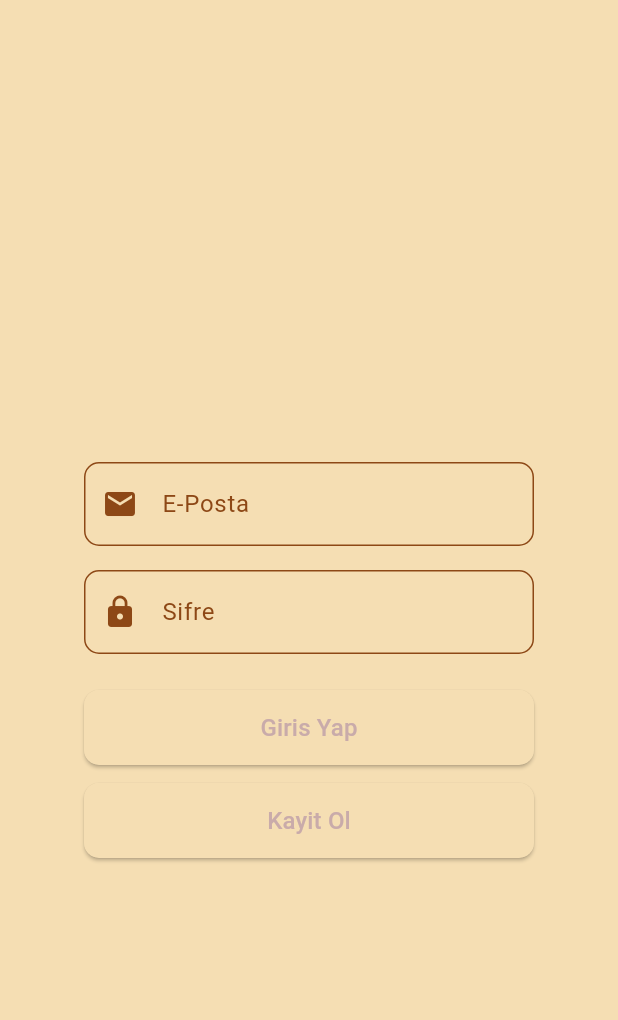
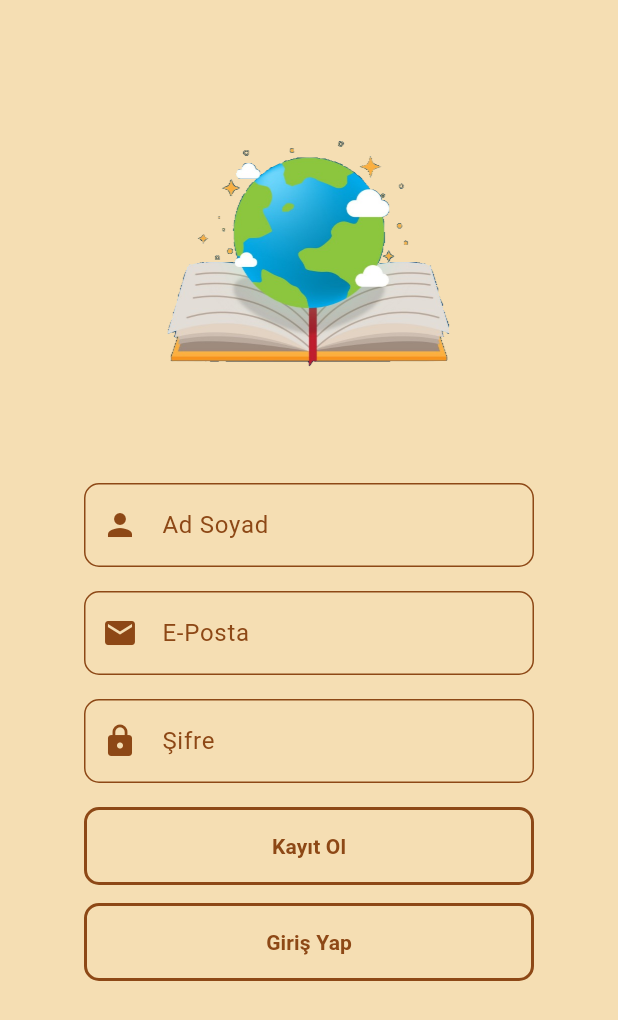
Before and after one commit to 0zanozdmr/Tarih-Atlasi, a Flutter app: the screen it shows after launch, on a phone screen of 412 x 824 dp. Shown: the top 1020 px of the screen. Run offline on Flutter 3.47's test engine with Material 3 defaults, Android fonts, the light colour scheme and no system bars; our stand-ins replace go_router, google_fonts, lottie; missing offline and left inert: dotlottie_loader.

Commit message:
son haline yaklaştık

```diff
--- a/lib/core/routes.dart
+++ b/lib/core/routes.dart
@@ -1,4 +1,5 @@
 import 'package:flutter/material.dart';
+import 'package:flutter_app/screens/download_screen.dart';
 import 'package:go_router/go_router.dart';
 import '../screens/history_screen.dart';
 import '../screens/loading_screen.dart';
@@ -7,6 +8,7 @@ import '../screens/login_screen.dart';
 import '../screens/profile_screen.dart';
 import '../screens/search_screen.dart';
 import '../screens/settings_screens.dart';
+import '../screens/saved_screen.dart';
 
 // Router yapılandırması
 final router = GoRouter(
@@ -31,6 +33,20 @@ final router = GoRouter(
       pageBuilder: (context, state) => NoTransitionPage<void>(
         key: state.pageKey,
         child: const HomeScreen(),
+      ),
+    ),
+    GoRoute(
+      path: '/saved',
+      pageBuilder: (context, state) => NoTransitionPage<void>(
+        key: state.pageKey,
+        child: const SavedItemsScreen(),
+      ),
+    ),
+    GoRoute(
+      path: '/download',
+      pageBuilder: (context, state) => NoTransitionPage<void>(
+        key: state.pageKey,
+        child: const DownloadScreen(),
       ),
     ),
     GoRoute(
--- a/lib/core/themes.dart
+++ b/lib/core/themes.dart
@@ -15,7 +15,8 @@ class ThemeProvider with ChangeNotifier {
 }
 
 const colors = {
-  "primary": Color.fromARGB(250, 200, 170, 170),
+  "yazi": Color.fromARGB(250, 0, 0, 0),
+  "primary": Color.fromARGB(250, 255, 255, 255),
   "onPrimary": Color.fromARGB(250, 139, 69, 19),
   "secondary": Color.fromARGB(255, 130, 94, 0),
   "onSecondary": Color.fromARGB(250, 139, 69, 19),
@@ -25,6 +26,9 @@ const colors = {
   "error": Colors.red,
   "onError": Colors.white,
 };
+extension CustomColors on ColorScheme {
+  Color get yazi => colors["yazi"]!;
+}
 
 const darkColors = {
   "primary": Color.fromARGB(255, 18, 18, 18),
--- a/lib/screens/home_screen.dart
+++ b/lib/screens/home_screen.dart
@@ -55,12 +55,12 @@ class HomeScreen extends StatelessWidget {
               onTap: () => context.push("/search"),
             ),
             ListTile(
-              leading: Icon(CupertinoIcons.search),
+              leading: Icon(CupertinoIcons.arrow_down_to_line_alt),
               title: Text('İndirilenler'),
               onTap: () => context.push("/download"),
             ),
             ListTile(
-              leading: Icon(CupertinoIcons.search),
+              leading: Icon(CupertinoIcons.bookmark),
               title: Text('Kaydedilenler'),
               onTap: () => context.push("/saved"),
             ),
@@ -129,6 +129,7 @@ class HomeScreen extends StatelessWidget {
                         ],
                       ),
                     ),
+
                     // Diğer SuggestedActionCard'lar
                     SuggestedActionCard(
                       icon: Icons.history,
--- a/lib/screens/login_screen.dart
+++ b/lib/screens/login_screen.dart
@@ -1,7 +1,5 @@
-// ignore_for_file: prefer_const_constructors
-
 import 'package:flutter/material.dart';
-import 'package:flutter/services.dart';
+import 'package:flutter_app/core/themes.dart';
 import 'package:go_router/go_router.dart';
 
 class LoginScreen extends StatefulWidget {
@@ -12,51 +10,40 @@ class LoginScreen extends StatefulWidget {
 }
 
 class _LoginScreenState extends State<LoginScreen> {
-  TextEditingController epostaYonetici = TextEditingController();
-  TextEditingController sifreYonetici = TextEditingController();
-
-  girisYap() {
-    if (epostaYonetici.text.isEmpty || sifreYonetici.text.isEmpty) {
-      ScaffoldMessenger.of(context).showSnackBar(
-        SnackBar(
-          content: Text("Bilgileriniz Giriniz"),
-          // action: SnackBarAction(label: "Kapat", onPressed: () {}),
-          // margin: EdgeInsets.all(20),
-          behavior: SnackBarBehavior.floating,
-          backgroundColor: Colors.red,
-          showCloseIcon: true,
-        ),
-      );
-    } else {
-      if (sifreYonetici.text.length < 8) {
-        ScaffoldMessenger.of(context).showSnackBar(
-          SnackBar(
-            content: Text("Sifre Minimum 8 haneli olabilir."),
-            // action: SnackBarAction(label: "Kapat", onPressed: () {}),
-            // margin: EdgeInsets.all(20),
-            behavior: SnackBarBehavior.floating,
-            backgroundColor: Colors.red,
-            showCloseIcon: true,
-          ),
-        );
-      } else {
-        context.go("/loading");
-      }
-    }
-  }
-
   @override
   Widget build(BuildContext context) {
     return Scaffold(
       appBar: AppBar(),
-      body: Center(
+      body: Center( // Center ile tüm içeriği ortalayacağız
         child: SizedBox(
           width: 300,
           child: Column(
-            mainAxisAlignment: MainAxisAlignment.center,
+            mainAxisAlignment: MainAxisAlignment.start, // Logoyu yukarıda konumlandır
+            crossAxisAlignment: CrossAxisAlignment.center, // Tüm öğeleri ortala
             children: [
+              // Logo ekleme
+              SizedBox(
+                width: 250,
+                height: 250,
+                child: Image.asset(
+                  'assets/images/logo.png',
+                  fit: BoxFit.contain,
+                ),
+              ),
+              SizedBox(height: 16), // Logo ile metin alanları arasında boşluk
+              // Ad Soyad TextField
               TextField(
-                controller: epostaYonetici,
+                decoration: InputDecoration(
+                  hintText: "Ad Soyad",
+                  border: OutlineInputBorder(
+                    borderRadius: BorderRadius.circular(10),
+                  ),
+                  prefixIcon: Icon(Icons.person),
+                ),
+              ),
+              SizedBox(height: 16),
+              // E-Posta TextField
+              TextField(
                 decoration: InputDecoration(
                   hintText: "E-Posta",
                   border: OutlineInputBorder(
@@ -66,42 +53,61 @@ class _LoginScreenState extends State<LoginScreen> {
                 ),
               ),
               SizedBox(height: 16),
-              TextFormField(
+              // Şifre TextField
+              TextField(
                 obscureText: true,
-                controller: sifreYonetici,
                 decoration: InputDecoration(
-                  hintText: "Sifre",
+                  hintText: "Şifre",
                   border: OutlineInputBorder(
                     borderRadius: BorderRadius.circular(10),
                   ),
                   prefixIcon: Icon(Icons.lock),
                 ),
               ),
-              SizedBox(height: 24),
-              ElevatedButton(
-                onPressed: girisYap,
-                style: ElevatedButton.styleFrom(
-                  minimumSize: Size(double.infinity, 50),
-                  shape: RoundedRectangleBorder(
-                    borderRadius: BorderRadius.circular(10),
+              SizedBox(height: 16),
+              // Kayıt Ol butonu
+              Container(
+                width: double.infinity,
+                decoration: BoxDecoration(
+                  color: Colors.transparent, // Temanın birincil rengi
+                  borderRadius: BorderRadius.circular(10),
+                  border: Border.all(color: Theme.of(context).colorScheme.onPrimary, width: 2), // Kenarlık rengi
+                ),
+                child: TextButton(
+                  onPressed: () {
+                    context.go("/loading");
+                  },
+                  child: Text(
+                    "Kayıt Ol",
+                    style: TextStyle(
+                      color: Theme.of(context).colorScheme.onPrimary, // Temanın "onPrimary" rengi
+                      fontWeight: FontWeight.bold,
+                    ),
                   ),
                 ),
-                child: const Text("Giris Yap", style: TextStyle(fontSize: 16)),
               ),
               SizedBox(height: 12),
-              ElevatedButton(
-                onPressed: () {
-                  context.pushReplacement("/register");
-                },
-                style: ElevatedButton.styleFrom(
-                  minimumSize: Size(double.infinity, 50),
-                  shape: RoundedRectangleBorder(
-                    borderRadius: BorderRadius.circular(10),
+              // Giriş Yap butonu
+              Container(
+                width: double.infinity,
+                decoration: BoxDecoration(
+                  color: Colors.transparent, // Şeffaf arka plan
+                  borderRadius: BorderRadius.circular(10),
+                  border: Border.all(color: Theme.of(context).colorScheme.onPrimary, width: 2), // Kenarlık rengi
+                ),
+                child: TextButton(
+                  onPressed: () {
+                    context.push("/login");
+                  },
+                  child: Text(
+                    "Giriş Yap",
+                    style: TextStyle(
+                      color: Theme.of(context).colorScheme.onPrimary, // Temanın "onSecondary" rengi
+                      fontWeight: FontWeight.bold,
+                    ),
                   ),
                 ),
-                child: const Text("Kayit Ol", style: TextStyle(fontSize: 16)),
               ),
-
             ],
           ),
         ),
```
Also changed, not shown: lib/screens/download_screen.dart (+37 -50 lines), lib/screens/history_screen.dart (+12 -5 lines), lib/screens/register_screen.dart (+29 -26 lines), lib/screens/saved_screen.dart (+117 -0 lines).
